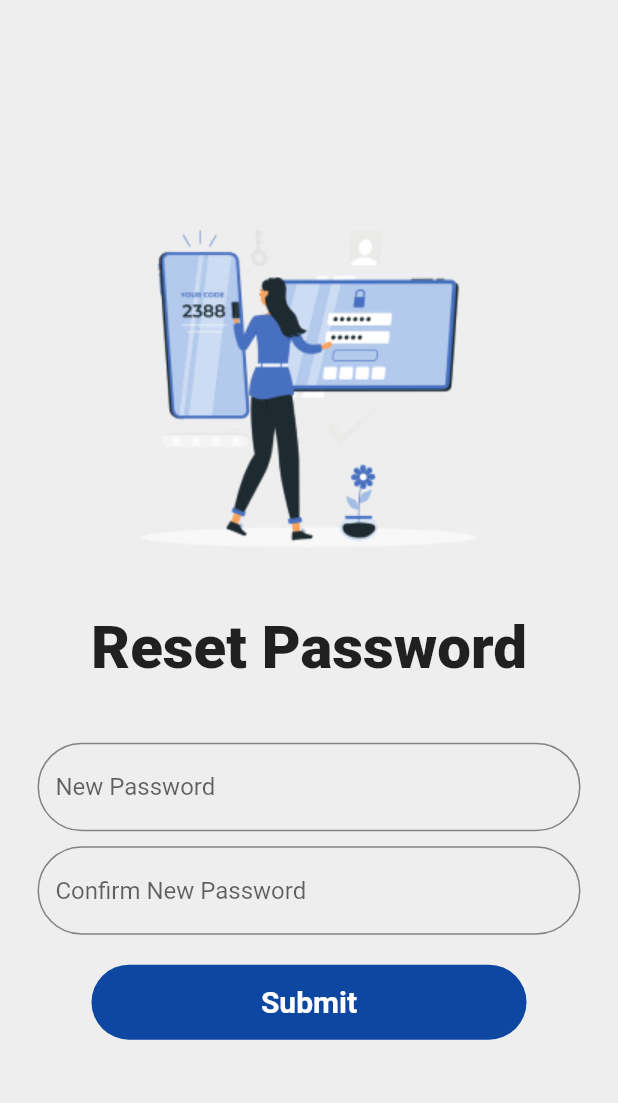
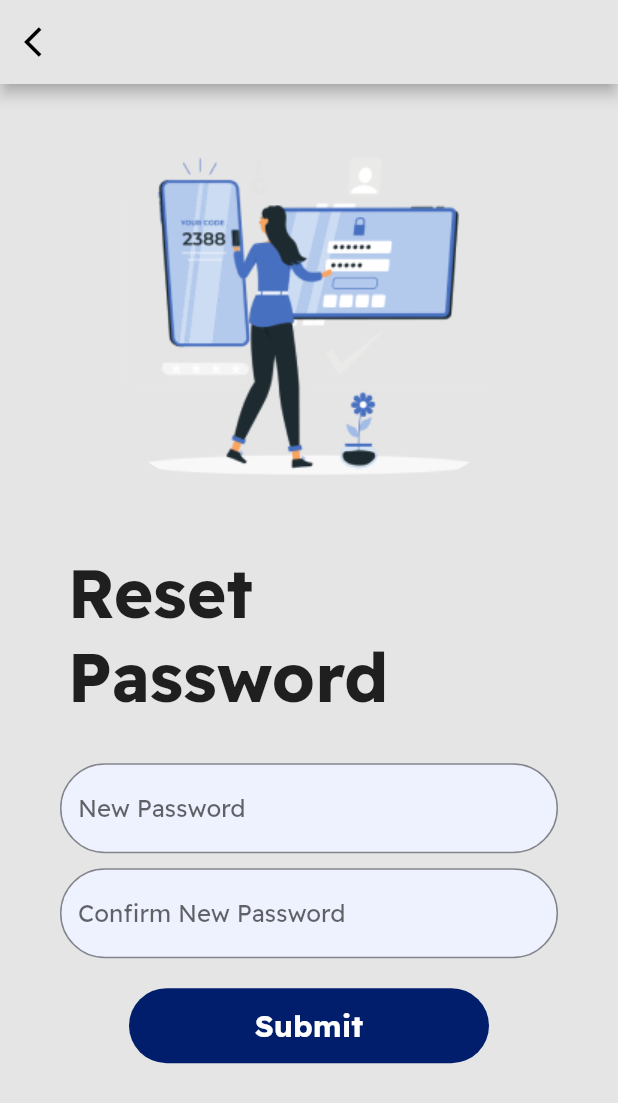
Before and after one commit to priyansh1211/4NerdyGuys, a Flutter app: the ForgotPassword screen opened by its route, after a tap on "Submit", on a phone screen of 412 x 824 dp. Shown: the top 1103 px of the screen. Run offline on Flutter 3.47's test engine with Material 2 defaults, Android fonts, the light colour scheme and no system bars.

Commit message:
forgotpassword & resetpassword updated

```diff
--- a/lib/pages/ForgotPassword.dart
+++ b/lib/pages/ForgotPassword.dart
@@ -38,8 +38,8 @@ class _ForgotPasswordState extends State<ForgotPassword> {
                   borderRadius: BorderRadius.circular(40),
                   child: Image(
                       image: AssetImage('assets/images/forgot_password.png'),
-                      height: 200,
-                      width: 200,
+                      height: 227,
+                      width: 244,
                       fit: BoxFit.fitHeight),
                 ),
               ),
@@ -67,14 +67,15 @@ class _ForgotPasswordState extends State<ForgotPassword> {
               ),
               //if(!isKeyboard)
               Padding(
-                padding: const EdgeInsets.symmetric(horizontal: 25),
+                padding: const EdgeInsets.only(left: 45,right: 45),
                 child: TextField(
                   decoration: InputDecoration(
-                    helperStyle: TextStyle(fontFamily: 'ReadexPro'),
+                    hintStyle: TextStyle(fontFamily: 'ReadexPro'),
                     enabledBorder: OutlineInputBorder(
                       borderRadius: BorderRadius.circular(45),
                       borderSide:  BorderSide(color: Colors.lightBlue.shade200),
                     ),
+                    suffixIcon: Icon(Icons.email_outlined),
                     focusedBorder: OutlineInputBorder(
                       borderSide: BorderSide(color: Colors.lightBlue.shade200),
                       borderRadius: BorderRadius.circular(45),
--- a/lib/pages/ResetPassword.dart
+++ b/lib/pages/ResetPassword.dart
@@ -12,33 +12,51 @@ class _ResetPasswordState extends State<ResetPassword> {
   @override
   Widget build(BuildContext context) {
     return Scaffold(
-      backgroundColor: Colors.grey.shade200,
-      resizeToAvoidBottomInset: false,
-      body: Column(
+      backgroundColor: Color(0xffE5E5E5),
+      appBar: AppBar(
+        automaticallyImplyLeading: false,
+        backgroundColor: Color(0xffE5E5E5),
+        leading: GestureDetector(
+          onTap: () {
+            Navigator.pop(context);
+          },
+          child: const Icon(
+            Icons.arrow_back_ios,
+            color: Colors.black,
+          ),
+        ),
+      ),
+      body:ListView(
+        children: [
+          Column(
               mainAxisAlignment: MainAxisAlignment.center,
               children: [
                 Container(
-              height: MediaQuery.of(context).size.height*0.30,
-              width: MediaQuery.of(context).size.width*0.6,
+                  margin: EdgeInsets.only(bottom: 40,top: 40),
                   child: ClipRRect(
-                borderRadius: BorderRadius.circular(20),
-                child: Image(image: AssetImage('assets/images/reset_password.png'),),
+                    borderRadius: BorderRadius.circular(40),
+                    child: Image(
+                        image: AssetImage('assets/images/reset_password.png'),
+                        height: 220.8,
+                        width: 244,
+                        fit: BoxFit.fitHeight),
                   ),
                 ),
-            SizedBox(height: 30,),
+                SizedBox(height: 10,),
                 const Padding(
                     padding: EdgeInsets.symmetric(horizontal: 45),
                     child: Text('Reset Password',
                         style: TextStyle(
                             color: Colors.black87,
                             fontWeight: FontWeight.w800,
-                        fontSize: 40))),
+                            fontFamily: 'ReadexPro',
+                            fontSize: 45))),
                 const SizedBox(
-              height: 40,
+                  height: 30,
                 ),
                 //if(!isKeyboard)
                 Padding(
-              padding: const EdgeInsets.symmetric(horizontal: 25),
+                  padding: const EdgeInsets.only(left: 40,right: 40),
                   child: TextField(
                     obscureText: true,
                     decoration: InputDecoration(
@@ -46,18 +64,19 @@ class _ResetPasswordState extends State<ResetPassword> {
                         borderRadius: BorderRadius.circular(40),
                         borderSide: const BorderSide(color: Colors.black45),
                       ),
+                      hintStyle: TextStyle(fontFamily: 'ReadexPro'),
                       focusedBorder: OutlineInputBorder(
                         borderSide: const BorderSide(color: Colors.deepPurple),
                         borderRadius: BorderRadius.circular(40),
                       ),
                       hintText: 'New Password',
                       filled: true,
-                  fillColor: Colors.grey.shade200,
+                      fillColor: Color(0xffEEF2FF),
                     ),
                   ),
                 ),
                 SizedBox(height: 10,),
-            Padding(padding: EdgeInsets.symmetric(horizontal: 25),
+                Padding(padding: EdgeInsets.only(left: 40,right: 40),
                   child: TextField(
                     obscureText: true,
                     decoration: InputDecoration(
@@ -65,13 +84,14 @@ class _ResetPasswordState extends State<ResetPassword> {
                         borderRadius: BorderRadius.circular(40),
                         borderSide: const BorderSide(color: Colors.black45),
                       ),
+                      hintStyle: TextStyle(fontFamily: 'ReadexPro'),
                       focusedBorder: OutlineInputBorder(
                         borderSide: const BorderSide(color:Colors.deepPurple),
                         borderRadius: BorderRadius.circular(40),
                       ),
                       hintText: 'Confirm New Password',
                       filled:true,
-                fillColor: Colors.grey.shade200,
+                      fillColor: Color(0xffEEF2FF),
                     ),
                   ),),
                 const SizedBox(
@@ -86,22 +106,25 @@ class _ResetPasswordState extends State<ResetPassword> {
                     },
                     child: Container(
                       height: 50,
-                  margin: EdgeInsets.symmetric(horizontal: 45),
+                      margin: EdgeInsets.symmetric(horizontal: 70),
                       decoration: BoxDecoration(
-                    color: Colors.blue.shade900,
+                        color: Color(0xff001E6C),
                         borderRadius: BorderRadius.circular(40.0),
                       ),
                       child: Center(
                         child: Text("Submit", style: TextStyle(
                             color: Colors.white,
                             fontWeight: FontWeight.bold,
-                        fontSize:20
+                            fontSize:20,
+                          fontFamily: 'ReadexPro'
                         ),
                         ),
                       ),
                     )
                 )
               ]),
+        ],
+      ),
     );
   }
 }
```
Lines whose indentation alone changed are shown as unchanged.
